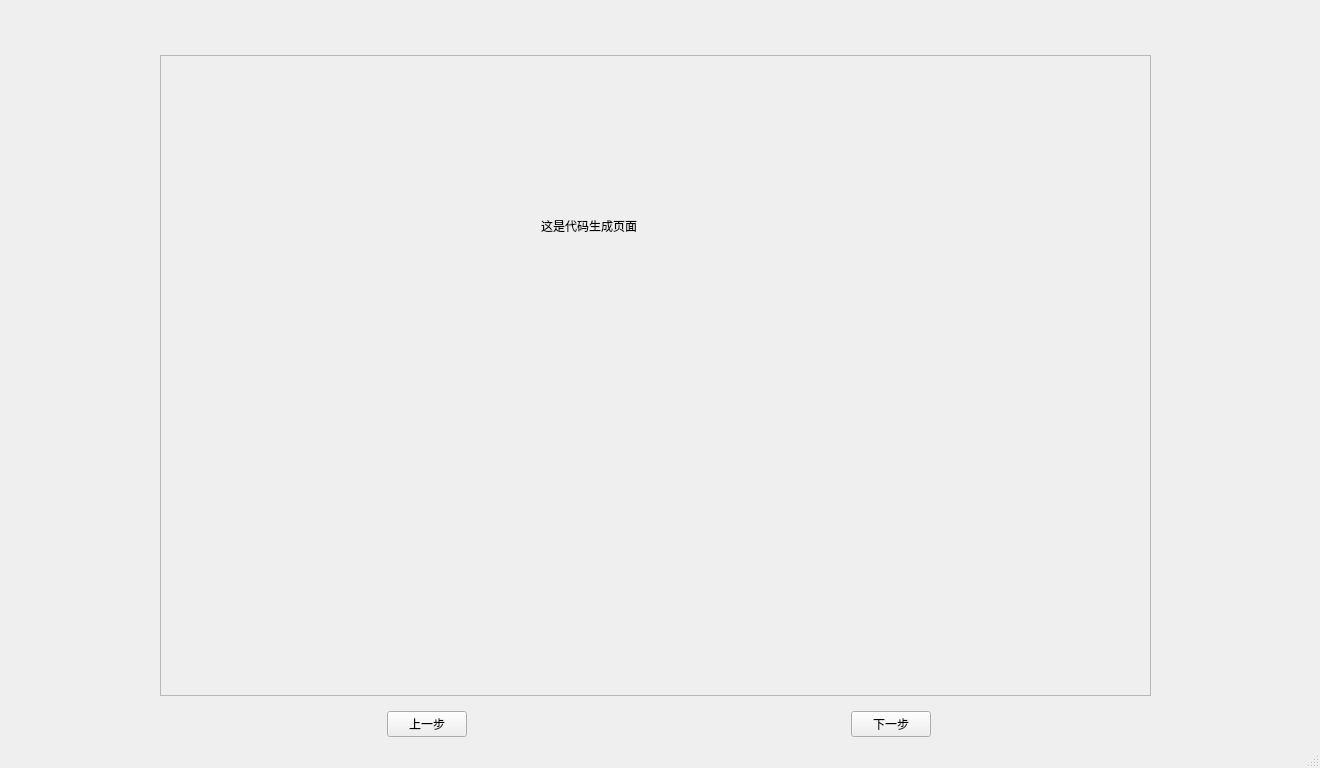
ncepu-iDealStudio/Flask_RESTfulAPI_Codegen_Application, file app/ui/MainWindow.ui: the form before one commit.
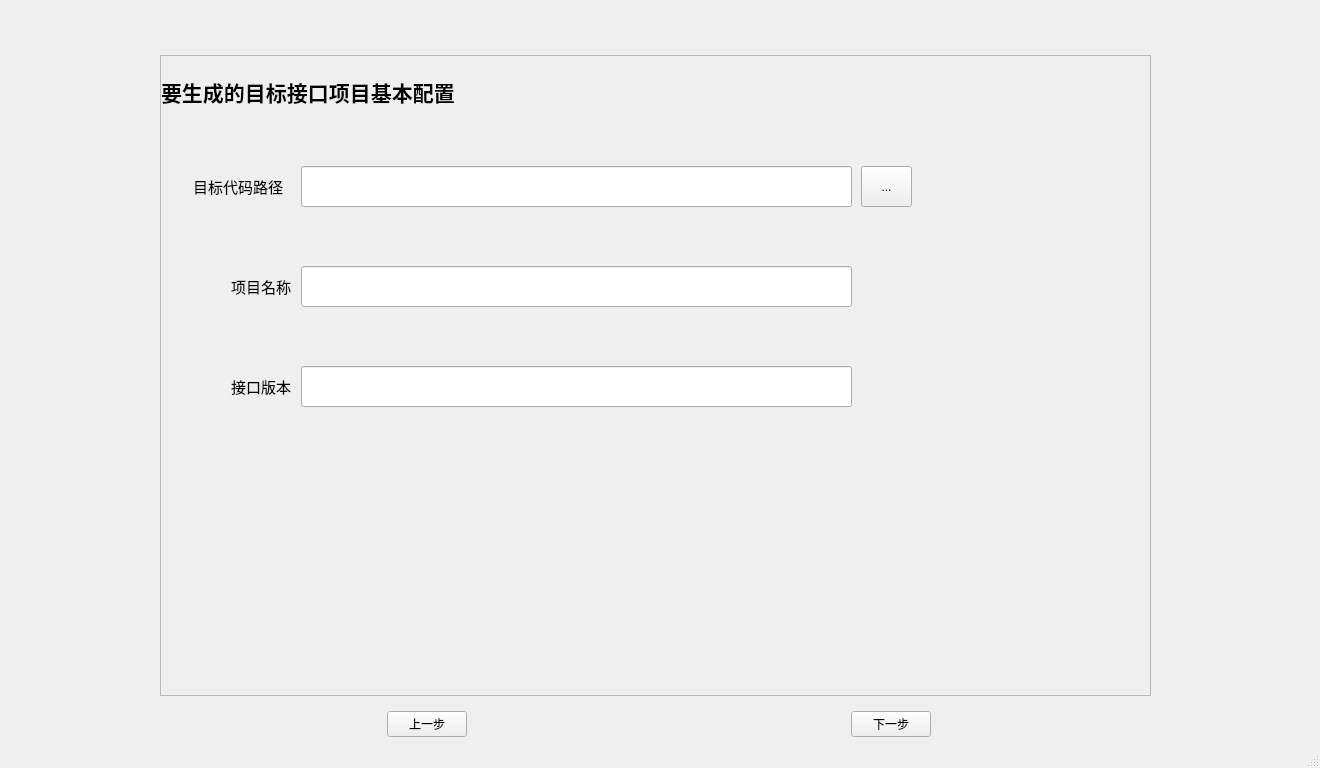
The form after the commit. The open tabs and pages were chosen to show the change.

Commit message: 表配置完善，目前数据库配置页，表配置页已经调试通过，可以正常拿到数据

Patch:
```diff
--- a/app/ui/MainWindow.ui
+++ b/app/ui/MainWindow.ui
@@ -527,17 +527,120 @@
              <height>639</height>
             </rect>
            </property>
+           <widget class="QLineEdit" name="lineEdit_2">
+            <property name="geometry">
+             <rect>
+              <x>140</x>
+              <y>210</y>
+              <width>551</width>
+              <height>41</height>
+             </rect>
+            </property>
+           </widget>
+           <widget class="QLineEdit" name="lineEdit_3">
+            <property name="geometry">
+             <rect>
+              <x>140</x>
+              <y>310</y>
+              <width>551</width>
+              <height>41</height>
+             </rect>
+            </property>
+           </widget>
+           <widget class="QLabel" name="label_8">
+            <property name="geometry">
+             <rect>
+              <x>70</x>
+              <y>215</y>
+              <width>81</width>
+              <height>31</height>
+             </rect>
+            </property>
+            <property name="font">
+             <font>
+              <pointsize>11</pointsize>
+             </font>
+            </property>
+            <property name="text">
+             <string>项目名称</string>
+            </property>
+           </widget>
+           <widget class="QToolButton" name="toolButton_file">
+            <property name="geometry">
+             <rect>
+              <x>700</x>
+              <y>110</y>
+              <width>51</width>
+              <height>41</height>
+             </rect>
+            </property>
+            <property name="text">
+             <string>...</string>
+            </property>
+           </widget>
            <widget class="QLabel" name="label_5">
             <property name="geometry">
              <rect>
-              <x>380</x>
-              <y>160</y>
-              <width>171</width>
+              <x>32</x>
+              <y>120</y>
+              <width>111</width>
               <height>20</height>
              </rect>
             </property>
+            <property name="font">
+             <font>
+              <pointsize>11</pointsize>
+             </font>
+            </property>
             <property name="text">
-             <string>这是代码生成页面</string>
+             <string>目标代码路径</string>
+            </property>
+           </widget>
+           <widget class="QLineEdit" name="lineEdit">
+            <property name="geometry">
+             <rect>
+              <x>140</x>
+              <y>110</y>
+              <width>551</width>
+              <height>41</height>
+             </rect>
+            </property>
+           </widget>
+           <widget class="QLabel" name="label_10">
+            <property name="geometry">
+             <rect>
+              <x>70</x>
+              <y>315</y>
+              <width>72</width>
+              <height>31</height>
+             </rect>
+            </property>
+            <property name="font">
+             <font>
+              <pointsize>11</pointsize>
+             </font>
+            </property>
+            <property name="text">
+             <string>接口版本</string>
+            </property>
+           </widget>
+           <widget class="QLabel" name="label_11">
+            <property name="geometry">
+             <rect>
+              <x>0</x>
+              <y>0</y>
+              <width>431</width>
+              <height>71</height>
+             </rect>
+            </property>
+            <property name="font">
+             <font>
+              <pointsize>16</pointsize>
+              <bold>true</bold>
+             </font>
+            </property>
+            <property name="text">
+             <string>要生成的目标接口项目基本配置</string>
             </property>
            </widget>
           </widget>
```
Left out of the diff: 2 changed lines with no effect on the pictures. The commit also changes 2 other files.
